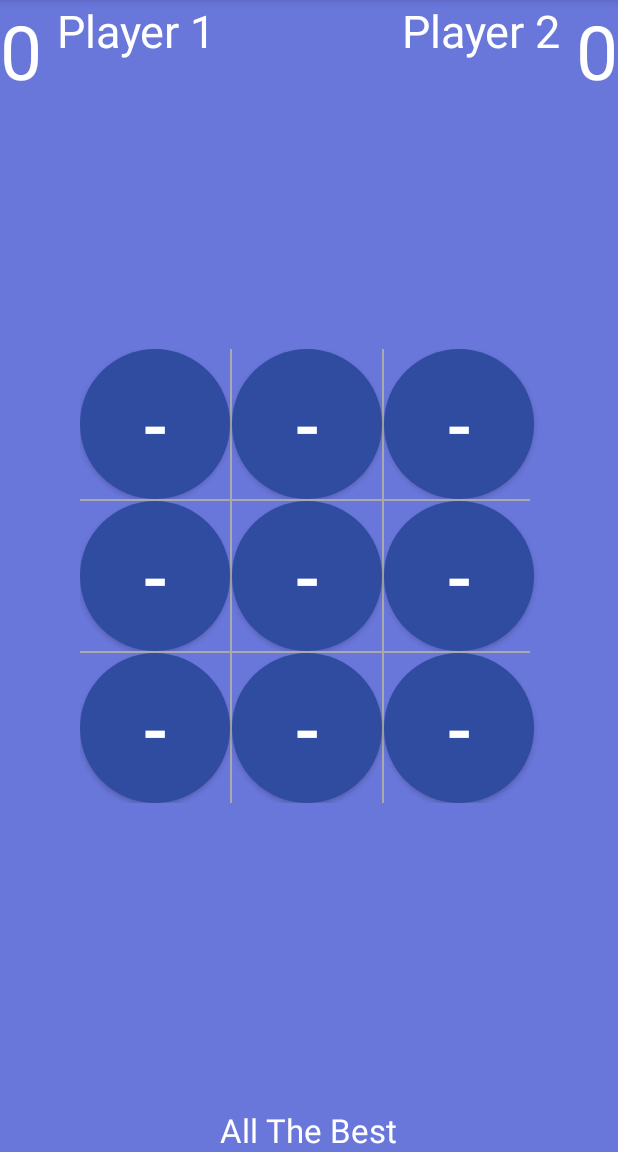
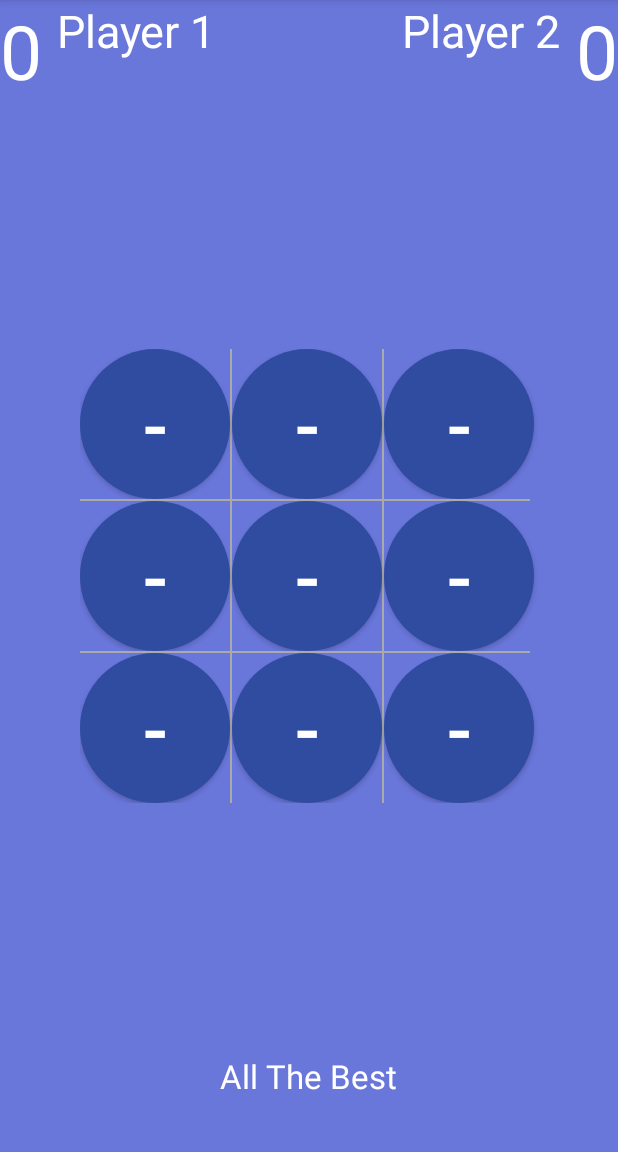
Before and after one commit to duke1712/MultiGame, an Android app: the newGame screen opened directly, with no data from a screen before it, on a phone screen of 412 x 824 dp, the part 84-1236 px from its top. Run offline under Robolectric (Android 15) with nearby library versions, the phone set to English and light mode, and no system bars; our stand-ins replace AdMob.

Commit message:
initial commit

```diff
--- a/app/build.gradle
+++ b/app/build.gradle
@@ -22,7 +22,7 @@ android {
 dependencies {
     compile fileTree(dir: 'libs', include: ['*.jar'])
     testCompile 'junit:junit:4.12'
-    compile 'com.android.support:appcompat-v7:23.1.1'
     //for admob
-    compile 'com.google.android.gms:play-services-ads:8.4.0'
+    compile 'com.android.support:appcompat-v7:24.0.0-beta1'
+    compile 'com.google.android.gms:play-services-ads:9.0.0'
 }
--- a/app/src/main/java/com/example/cyberpaths/multigame/newGame.java
+++ b/app/src/main/java/com/example/cyberpaths/multigame/newGame.java
@@ -40,11 +40,17 @@ private AdView mAdView;
         setContentView(R.layout.activity_new_game);
 
         //ads <code>
+        AdRequest adRequest = new AdRequest.Builder()
+                .addTestDevice(AdRequest.DEVICE_ID_EMULATOR)
+                // Check the LogCat to get your test device ID
+                .addTestDevice("2217D213C9103D43B6112EB151986803")
+                .build();
 
         mAdView = (AdView) findViewById(R.id.adView);
-        AdRequest adRequest = new AdRequest.Builder()
-                .build();
-        mAdView.loadAd(adRequest);
+//        AdRequest adRequest = new AdRequest.Builder()
+//                .build();
+     //   mAdView.loadAd(new AdRequest.Builder().build());
+       mAdView.loadAd(adRequest);
 
 
 
--- a/app/src/main/res/layout/activity_new_game.xml
+++ b/app/src/main/res/layout/activity_new_game.xml
@@ -214,15 +214,18 @@
         android:layout_height="wrap_content"
         android:textAppearance="?android:attr/textAppearanceLarge"
         android:id="@+id/message"
+        android:text="All The Best"
+        android:textColor="#ffffff"
         android:layout_alignParentBottom="true"
         android:layout_centerHorizontal="true"
-        android:text="All The Best"
-        android:textColor="#ffffff" />
+        android:layout_marginBottom="36dp" />
     <com.google.android.gms.ads.AdView
         android:id="@+id/adView"
-        android:layout_width="wrap_content"
+        android:layout_width="match_parent"
         android:layout_height="wrap_content"
         ads:adSize="BANNER"
-        ads:adUnitId="@string/banner_home_footer">
+        ads:adUnitId="@string/banner_home_footer"
+        android:layout_alignParentBottom="true"
+        android:layout_centerHorizontal="true">
     </com.google.android.gms.ads.AdView>
 </RelativeLayout>
--- a/app/src/main/res/layout/activity_result.xml
+++ b/app/src/main/res/layout/activity_result.xml
@@ -83,9 +83,11 @@
         android:layout_centerHorizontal="true" />
     <com.google.android.gms.ads.AdView
         android:id="@+id/adView"
-        android:layout_width="wrap_content"
+        android:layout_width="match_parent"
         android:layout_height="wrap_content"
         ads:adSize="BANNER"
-        ads:adUnitId="@string/banner_home_footer">
+        ads:adUnitId="@string/banner_home_footer"
+        android:layout_alignParentBottom="true"
+        android:layout_centerHorizontal="true">
     </com.google.android.gms.ads.AdView>
 </RelativeLayout>
```
Also changed, not shown: app/src/main/java/com/example/cyberpaths/multigame/Result.java (+5 -6 lines).
